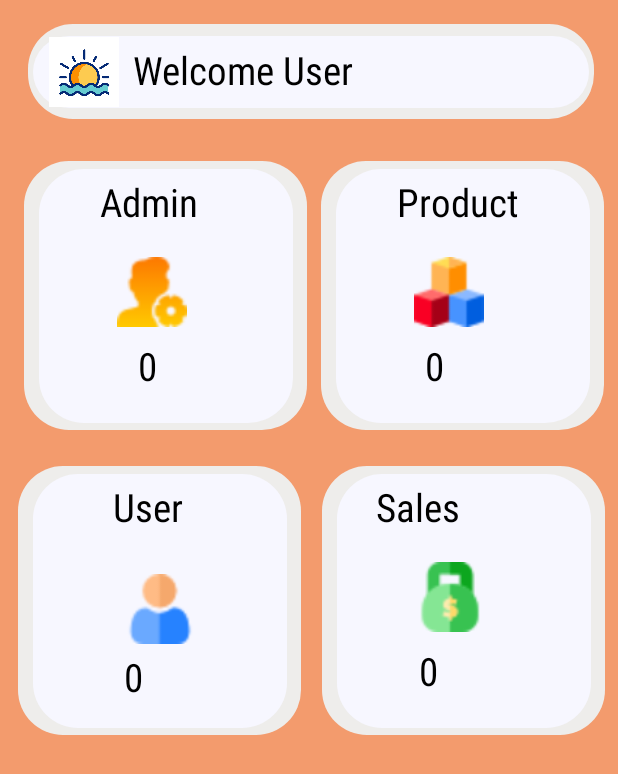
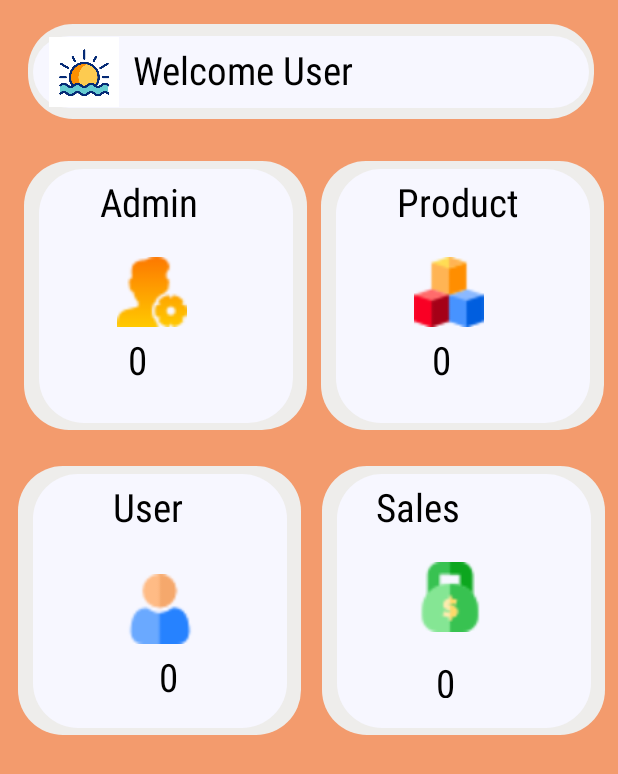
Before and after one commit to WenDEVLIFE/Mherl-Management-System-App, an Android app: the layout activity_system_dashboard.xml on its own in the app's theme, with its tools: preview values and no code run, on a phone screen of 412 x 824 dp. Shown: the top 774 px of the screen. Run offline under Robolectric (Android 15) with nearby library versions, the light colour scheme and no system bars.

Commit message:
fix the labeling of counts in SystemDashboard.java

```diff
--- a/app/src/main/java/FirebaseController/FirebaseController.java
+++ b/app/src/main/java/FirebaseController/FirebaseController.java
@@ -256,7 +256,7 @@ public class FirebaseController {
 
                     // count the user
                     long count = dataSnapshot.getChildrenCount();
-                    userText.setText("Users: " + count);
+                    userText.setText(String.valueOf(count));
                 }
             }
 
@@ -275,7 +275,7 @@ public class FirebaseController {
 
                     // count the product
                     long count = dataSnapshot.getChildrenCount();
-                    productText.setText("Products: " + count);
+                    productText.setText(String.valueOf(count));
                 }
             }
 
@@ -292,15 +292,15 @@ public class FirebaseController {
 
                 if (dataSnapshot.exists()) {
                     // i want to count the total price
-                    long total_price = 0;
 
                     // For data snapshot
                     for (DataSnapshot snapshot : dataSnapshot.getChildren()) {
+                        long total_price = 0;
                         int price = snapshot.child("price").getValue(Integer.class);
                         total_price += price;
 
                         // This will count the price
-                        salesText.setText("Sales: " + total_price);
+                        salesText.setText(String.valueOf(total_price));
                     }
 
                 }
@@ -319,13 +319,14 @@ public class FirebaseController {
             public void onDataChange(@NonNull DataSnapshot dataSnapshot) {
                 if (dataSnapshot.exists()) {
                     long count = dataSnapshot.getChildrenCount();
-                    admintext.setText("Admins: " + count);
+                    admintext.setText(String.valueOf(count));
                 }
             }
 
             @Override
             public void onCancelled(@NonNull DatabaseError databaseError) {
                 // Handle possible errors.
+
             }
         });
     }
--- a/app/src/main/res/layout/activity_system_dashboard.xml
+++ b/app/src/main/res/layout/activity_system_dashboard.xml
@@ -72,17 +72,17 @@
 
                         <TextView
                                 android:text="0"
-                                android:layout_width="102dp"
-                                android:layout_height="37dp"
+                                android:layout_width="110dp"
+                                android:layout_height="41dp"
                                 android:id="@+id/admintext"
                                 android:textColor="@color/black"
                                 android:fontFamily="sans-serif-condensed"
                                 android:textSize="@dimen/_20sdp"
                                 app:layout_constraintStart_toStartOf="parent"
                                 app:layout_constraintEnd_toEndOf="parent"
-                                app:layout_constraintHorizontal_bias="0.984"
+                                app:layout_constraintHorizontal_bias="1.0"
                                 app:layout_constraintTop_toBottomOf="@+id/imageView1"
-                                android:layout_marginTop="8dp" />
+                                android:layout_marginTop="4dp" />
 
                     </androidx.constraintlayout.widget.ConstraintLayout>
                 </androidx.constraintlayout.widget.ConstraintLayout>
@@ -133,15 +133,15 @@
 
                         <TextView
                                 android:text="0"
-                                android:layout_width="93dp"
-                                android:layout_height="33dp"
+                                android:layout_width="85dp"
+                                android:layout_height="34dp"
                                 android:id="@+id/usertext"
                                 android:textColor="@color/black"
                                 android:fontFamily="sans-serif-condensed"
                                 android:textSize="@dimen/_20sdp"
                                 app:layout_constraintStart_toStartOf="parent"
                                 app:layout_constraintEnd_toEndOf="parent"
-                                app:layout_constraintHorizontal_bias="0.794"
+                                app:layout_constraintHorizontal_bias="1.0"
                                 app:layout_constraintTop_toBottomOf="@+id/imageView2"
                                 android:layout_marginTop="4dp" />
 
@@ -195,17 +195,17 @@
 
                         <TextView
                                 android:text="0"
-                                android:layout_width="106dp"
-                                android:layout_height="34dp"
+                                android:layout_width="100dp"
+                                android:layout_height="38dp"
                                 android:id="@+id/producttext"
                                 android:textColor="@color/black"
                                 android:fontFamily="sans-serif-condensed"
                                 android:textSize="@dimen/_20sdp"
                                 app:layout_constraintStart_toStartOf="parent"
                                 app:layout_constraintEnd_toEndOf="parent"
-                                app:layout_constraintHorizontal_bias="0.932"
                                 app:layout_constraintTop_toBottomOf="@+id/imageView4"
-                                android:layout_marginTop="8dp" />
+                                android:layout_marginTop="4dp"
+                                app:layout_constraintHorizontal_bias="0.927" />
 
                     </androidx.constraintlayout.widget.ConstraintLayout>
                 </androidx.constraintlayout.widget.ConstraintLayout>
@@ -257,17 +257,17 @@
 
                         <TextView
                                 android:text="0"
-                                android:layout_width="99dp"
-                                android:layout_height="35dp"
+                                android:layout_width="103dp"
+                                android:layout_height="28dp"
                                 android:id="@+id/salestext"
                                 android:textColor="@color/black"
                                 android:fontFamily="sans-serif-condensed"
                                 android:textSize="@dimen/_20sdp"
                                 app:layout_constraintStart_toStartOf="parent"
                                 app:layout_constraintEnd_toEndOf="parent"
-                                app:layout_constraintHorizontal_bias="0.777"
+                                app:layout_constraintHorizontal_bias="1.0"
                                 app:layout_constraintTop_toBottomOf="@+id/imageView3"
-                                android:layout_marginTop="8dp" />
+                                android:layout_marginTop="16dp" />
 
                     </androidx.constraintlayout.widget.ConstraintLayout>
                 </androidx.constraintlayout.widget.ConstraintLayout>
```
